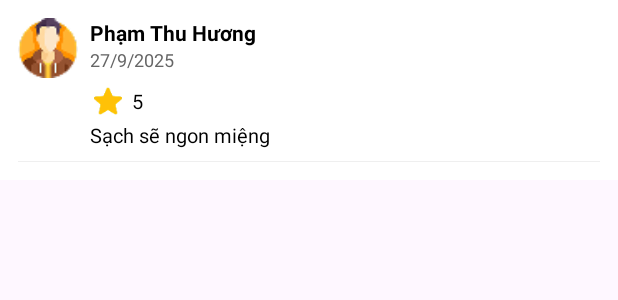
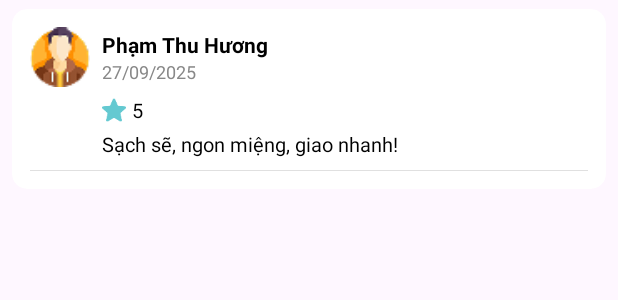
Before and after one commit to HoangAnhGit/FOODGOCUSTOMER, an Android app: the layout item_review.xml on its own in the app's theme, with its tools: preview values and no code run, on a phone screen of 412 x 824 dp. Shown: the top 300 px of the screen. Run offline under Robolectric (Android 15) with nearby library versions, the phone set to English and light mode, and no system bars.

Commit message:
fix code

```diff
--- a/app/src/main/res/layout/item_review.xml
+++ b/app/src/main/res/layout/item_review.xml
@@ -1,28 +1,37 @@
 <?xml version="1.0" encoding="utf-8"?>
-<LinearLayout xmlns:android="http://schemas.android.com/apk/res/android"
+<androidx.cardview.widget.CardView xmlns:android="http://schemas.android.com/apk/res/android"
+    xmlns:app="http://schemas.android.com/apk/res-auto"
+    android:layout_width="match_parent"
+    android:layout_height="wrap_content"
+    android:layout_marginHorizontal="8dp"
+    android:layout_marginVertical="6dp"
+    app:cardCornerRadius="10dp"
+    app:cardElevation="2dp"
+    android:backgroundTint="@android:color/white">
+
+    <LinearLayout
         android:layout_width="match_parent"
         android:layout_height="wrap_content"
         android:orientation="vertical"
-    android:padding="12dp"
-    android:background="@android:color/white">
+        android:padding="12dp">
 
         <!-- Phần trên: avatar + tên + ngày -->
         <LinearLayout
             android:layout_width="match_parent"
             android:layout_height="wrap_content"
-        android:orientation="horizontal">
+            android:orientation="horizontal"
+            android:gravity="center_vertical">
 
-        <!-- Avatar người dùng -->
+            <!-- Avatar -->
             <ImageView
                 android:id="@+id/img_user"
                 android:layout_width="40dp"
                 android:layout_height="40dp"
                 android:src="@drawable/avartar"
                 android:scaleType="centerCrop"
-            android:layout_marginEnd="8dp"
-            android:contentDescription="user" />
+                android:layout_marginEnd="8dp"/>
 
-        <!-- Tên và ngày -->
+            <!-- Tên + ngày -->
             <LinearLayout
                 android:layout_width="wrap_content"
                 android:layout_height="wrap_content"
@@ -34,31 +43,34 @@
                     android:layout_height="wrap_content"
                     android:text="Phạm Thu Hương"
                     android:textStyle="bold"
-                android:textColor="#000000"
+                    android:textColor="@color/black"
                     android:textSize="14sp" />
 
                 <TextView
                     android:id="@+id/tvReviewDate"
                     android:layout_width="wrap_content"
                     android:layout_height="wrap_content"
-                android:text="27/9/2025"
-                android:textColor="#666666"
+                    android:text="27/09/2025"
+                    android:textColor="#888888"
                     android:textSize="12sp" />
             </LinearLayout>
         </LinearLayout>
 
-    <!-- Phần rating -->
+        <!-- Rating -->
         <LinearLayout
             android:layout_width="wrap_content"
             android:layout_height="wrap_content"
             android:orientation="horizontal"
             android:layout_marginTop="6dp"
-        android:layout_marginStart="48dp">
+            android:layout_marginStart="48dp"
+            android:gravity="center_vertical">
 
             <ImageView
-            android:layout_width="wrap_content"
-            android:layout_height="match_parent"
-            android:src="@drawable/star"/>
+                android:id="@+id/img_star"
+                android:layout_width="16dp"
+                android:layout_height="16dp"
+                android:src="@drawable/star"
+                app:tint="@color/colorPrimary" />
 
             <TextView
                 android:id="@+id/tvRating"
@@ -66,26 +78,27 @@
                 android:layout_height="wrap_content"
                 android:text="5"
                 android:layout_marginStart="4dp"
-            android:textColor="#000000"
+                android:textColor="@color/black"
                 android:textSize="13sp" />
         </LinearLayout>
 
-    <!-- Phần nội dung đánh giá -->
+        <!-- Nội dung -->
         <TextView
             android:id="@+id/tvReviewContent"
-        android:layout_width="wrap_content"
+            android:layout_width="match_parent"
             android:layout_height="wrap_content"
-        android:text="Sạch sẽ ngon miệng"
-        android:textColor="#000000"
+            android:text="Sạch sẽ, ngon miệng, giao nhanh!"
+            android:textColor="@color/black"
             android:textSize="13sp"
             android:layout_marginStart="48dp"
             android:layout_marginTop="4dp"
             android:layout_marginBottom="8dp" />
 
-    <!-- Đường kẻ ngăn cách -->
+        <!-- Đường kẻ -->
         <View
             android:layout_width="match_parent"
-        android:layout_height="0.5dp"
-        android:background="@color/colorGray" />
+            android:layout_height="0.8dp"
+            android:background="#E0E0E0" />
+    </LinearLayout>
 
-</LinearLayout>
+</androidx.cardview.widget.CardView>
```
Also changed, not shown: app/src/main/res/layout/item_review_history.xml (added, +77 -0 lines). Lines whose indentation alone changed are shown as unchanged.
